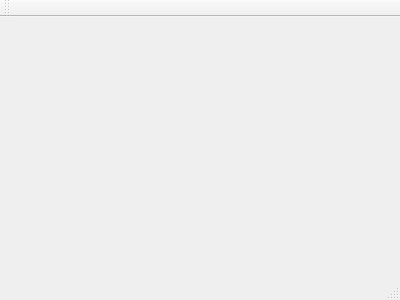
Before: the Qt Designer form mainwindow.ui in Fanarito/VLN1, drawn with Qt 5.
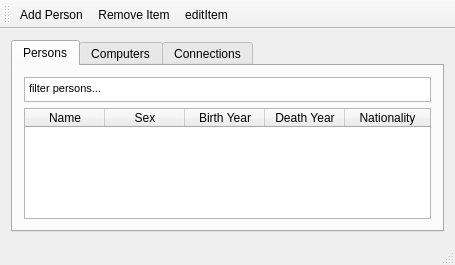
After: the same form once the commit is applied. The open tabs and pages were chosen to show the change. Icons and pictures are not drawn.

Patch:
```diff
--- a/mainwindow.ui
+++ b/mainwindow.ui
@@ -1,24 +1,199 @@
 <ui version="4.0">
  <class>MainWindow</class>
- <widget class="QMainWindow" name="MainWindow" >
-  <property name="geometry" >
+ <widget class="QMainWindow" name="MainWindow">
+  <property name="geometry">
    <rect>
     <x>0</x>
     <y>0</y>
-    <width>400</width>
-    <height>300</height>
+    <width>455</width>
+    <height>265</height>
    </rect>
   </property>
   <property name="windowTitle" >
    <string>MainWindow</string>
   </property>
-  <widget class="QMenuBar" name="menuBar" />
-  <widget class="QToolBar" name="mainToolBar" />
-  <widget class="QWidget" name="centralWidget" />
-  <widget class="QStatusBar" name="statusBar" />
+  <widget class="QWidget" name="centralWidget">
+   <layout class="QVBoxLayout" name="verticalLayout">
+    <item>
+     <widget class="QTabWidget" name="tabMenuBar">
+      <property name="currentIndex">
+       <number>1</number>
+      </property>
+      <widget class="QWidget" name="tabPersons">
+       <attribute name="title">
+        <string>Persons</string>
+       </attribute>
+       <layout class="QVBoxLayout" name="verticalLayout_2">
+        <item>
+         <widget class="QTextEdit" name="textEdit">
+          <property name="maximumSize">
+           <size>
+            <width>16777215</width>
+            <height>25</height>
+           </size>
+          </property>
+          <property name="html">
+           <string>&lt;!DOCTYPE HTML PUBLIC &quot;-//W3C//DTD HTML 4.0//EN&quot; &quot;http://www.w3.org/TR/REC-html40/strict.dtd&quot;&gt;
+&lt;html&gt;&lt;head&gt;&lt;meta name=&quot;qrichtext&quot; content=&quot;1&quot; /&gt;&lt;style type=&quot;text/css&quot;&gt;
+p, li { white-space: pre-wrap; }
+&lt;/style&gt;&lt;/head&gt;&lt;body style=&quot; font-family:'MS Shell Dlg 2'; font-size:8.1pt; font-weight:400; font-style:normal;&quot;&gt;
+&lt;p style=&quot; margin-top:0px; margin-bottom:0px; margin-left:0px; margin-right:0px; -qt-block-indent:0; text-indent:0px;&quot;&gt;filter persons...&lt;/p&gt;&lt;/body&gt;&lt;/html&gt;</string>
+          </property>
+         </widget>
+        </item>
+        <item>
+         <widget class="QTableWidget" name="tableWidget">
+          <attribute name="horizontalHeaderCascadingSectionResizes">
+           <bool>true</bool>
+          </attribute>
+          <attribute name="horizontalHeaderDefaultSectionSize">
+           <number>80</number>
+          </attribute>
+          <attribute name="horizontalHeaderStretchLastSection">
+           <bool>true</bool>
+          </attribute>
+          <attribute name="verticalHeaderStretchLastSection">
+           <bool>true</bool>
+          </attribute>
+          <column>
+           <property name="text">
+            <string>Name</string>
+           </property>
+          </column>
+          <column>
+           <property name="text">
+            <string>Sex</string>
+           </property>
+          </column>
+          <column>
+           <property name="text">
+            <string>Birth Year</string>
+           </property>
+          </column>
+          <column>
+           <property name="text">
+            <string>Death Year</string>
+           </property>
+          </column>
+          <column>
+           <property name="text">
+            <string>Nationality</string>
+           </property>
+          </column>
+         </widget>
+        </item>
+       </layout>
+      </widget>
+      <widget class="QWidget" name="tabComputers">
+       <attribute name="title">
+        <string>Computers</string>
+       </attribute>
+       <layout class="QVBoxLayout" name="verticalLayout_3">
+        <item>
+         <widget class="QTextEdit" name="textEdit_2">
+          <property name="maximumSize">
+           <size>
+            <width>16777215</width>
+            <height>25</height>
+           </size>
+          </property>
+          <property name="html">
+           <string>&lt;!DOCTYPE HTML PUBLIC &quot;-//W3C//DTD HTML 4.0//EN&quot; &quot;http://www.w3.org/TR/REC-html40/strict.dtd&quot;&gt;
+&lt;html&gt;&lt;head&gt;&lt;meta name=&quot;qrichtext&quot; content=&quot;1&quot; /&gt;&lt;style type=&quot;text/css&quot;&gt;
+p, li { white-space: pre-wrap; }
+&lt;/style&gt;&lt;/head&gt;&lt;body style=&quot; font-family:'MS Shell Dlg 2'; font-size:8.1pt; font-weight:400; font-style:normal;&quot;&gt;
+&lt;p style=&quot; margin-top:0px; margin-bottom:0px; margin-left:0px; margin-right:0px; -qt-block-indent:0; text-indent:0px;&quot;&gt;filter persons...&lt;/p&gt;&lt;/body&gt;&lt;/html&gt;</string>
+          </property>
+         </widget>
+        </item>
+        <item>
+         <widget class="QTableWidget" name="tableWidget_2">
+          <column>
+           <property name="text">
+            <string>Name</string>
+           </property>
+          </column>
+          <column>
+           <property name="text">
+            <string>Type</string>
+           </property>
+          </column>
+          <column>
+           <property name="text">
+            <string>Built</string>
+           </property>
+          </column>
+          <column>
+           <property name="text">
+            <string>Nationality</string>
+           </property>
+          </column>
+         </widget>
+        </item>
+       </layout>
+      </widget>
+      <widget class="QWidget" name="tabConnections">
+       <attribute name="title">
+        <string>Connections</string>
+       </attribute>
+      </widget>
+     </widget>
+    </item>
+   </layout>
+  </widget>
+  <widget class="QMenuBar" name="menuBar">
+   <property name="geometry">
+    <rect>
+     <x>0</x>
+     <y>0</y>
+     <width>455</width>
+     <height>19</height>
+    </rect>
+   </property>
+  </widget>
+  <widget class="QToolBar" name="mainToolBar">
+   <attribute name="toolBarArea">
+    <enum>TopToolBarArea</enum>
+   </attribute>
+   <attribute name="toolBarBreak">
+    <bool>false</bool>
+   </attribute>
+   <addaction name="actionAdd_Person"/>
+   <addaction name="actionRemove_Item"/>
+   <addaction name="actionEditItem"/>
+  </widget>
+  <widget class="QStatusBar" name="statusBar"/>
+  <action name="actionAdd_Person">
+   <property name="icon">
+    <iconset resource="resource.qrc">
+     <normaloff>:/addPerson/images/Add.png</normaloff>:/addPerson/images/Add.png</iconset>
+   </property>
+   <property name="text">
+    <string>Add Person</string>
+   </property>
+  </action>
+  <action name="actionRemove_Item">
+   <property name="icon">
+    <iconset resource="resource.qrc">
+     <normaloff>:/remove/images/Remove.png</normaloff>:/remove/images/Remove.png</iconset>
+   </property>
+   <property name="text">
+    <string>Remove Item</string>
+   </property>
+  </action>
+  <action name="actionEditItem">
+   <property name="icon">
+    <iconset resource="resource.qrc">
+     <normaloff>:/Edit/images/Edit.png</normaloff>:/Edit/images/Edit.png</iconset>
+   </property>
+   <property name="text">
+    <string>editItem</string>
+   </property>
+  </action>
  </widget>
- <layoutDefault spacing="6" margin="11" />
- <pixmapfunction></pixmapfunction>
- <resources/>
+ <layoutdefault spacing="6" margin="11"/>
+ <resources>
+  <include location="resource.qrc"/>
+ </resources>
  <connections/>
 </ui>
```
Left out of the diff: 3 changed lines with no effect on the pictures.
